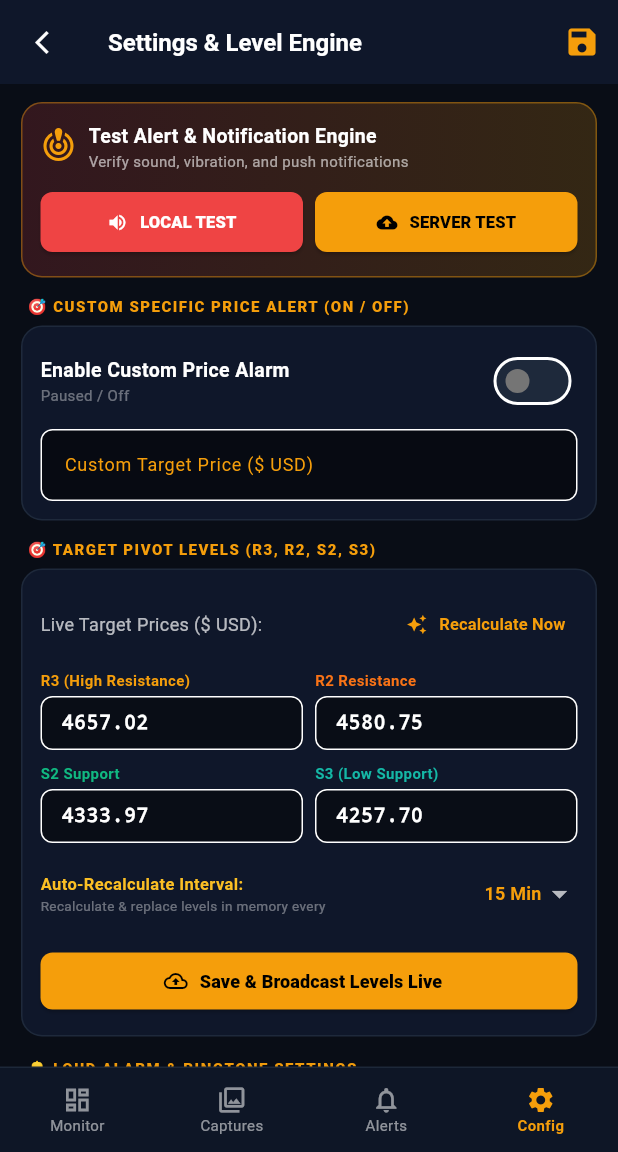
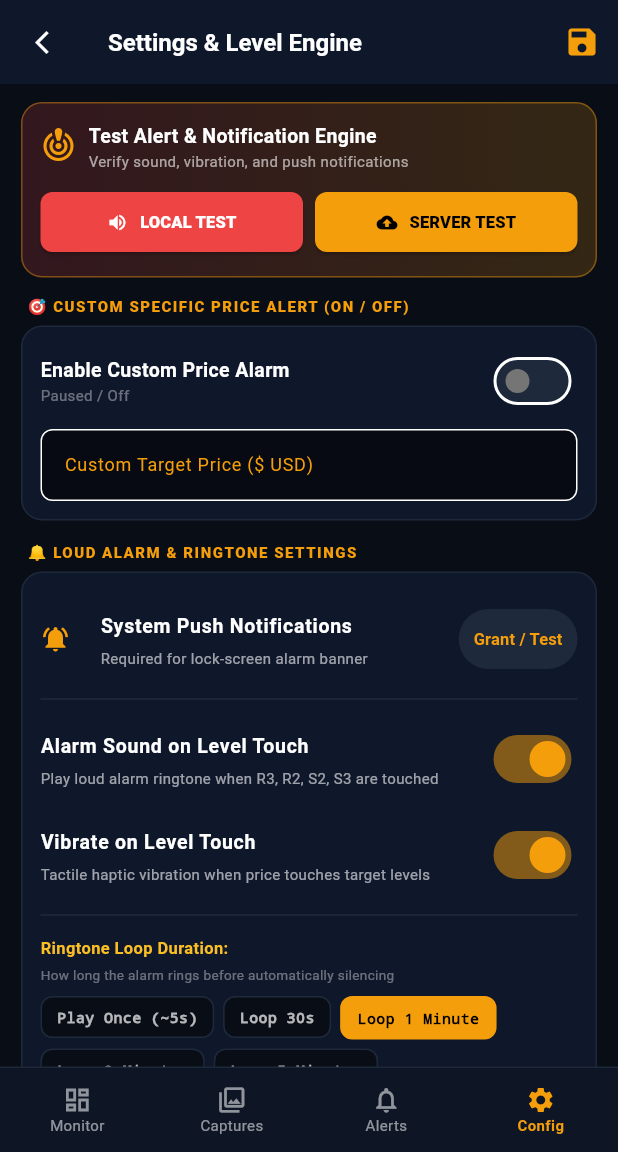
Before and after one commit to Jaspinder-18/gold_mobile_app-, a Flutter app: the screen it shows after launch, item 4 of the bottom bar chosen, on a phone screen of 412 x 824 dp, the part 84-1236 px from its top. Run offline on Flutter 3.47's test engine with Material 3 defaults, Android fonts, the phone set to English and light mode, and no system bars; our stand-ins replace audioplayers, cached_network_image, flutter_local_notifications, photo_view, shared_preferences, socket_io_client; network calls fail; statements that could not run were skipped.

Commit message:
feat: remove all fib level inputs and auto-calc intervals from mobile app settings

```diff
--- a/lib/screens/settings_screen.dart
+++ b/lib/screens/settings_screen.dart
@@ -385,90 +385,6 @@ class _SettingsScreenState extends State<SettingsScreen> {
                     border: OutlineInputBorder(borderRadius: BorderRadius.circular(8), borderSide: const BorderSide(color: Color(0xFF1E293B))),
                     focusedBorder: OutlineInputBorder(borderRadius: BorderRadius.circular(8), borderSide: const BorderSide(color: Color(0xFFF59E0B))),
                   ),
-                ),
-              ],
-            ),
-          ),
-
-          const SizedBox(height: 12),
-
-          // Section: Target Levels Editor
-          _buildSectionHeader('🎯 TARGET PIVOT LEVELS (R3, R2, S2, S3)'),
-          Container(
-            padding: const EdgeInsets.all(12),
-            decoration: BoxDecoration(
-              color: const Color(0xFF0F172A),
-              borderRadius: BorderRadius.circular(14),
-              border: Border.all(color: const Color(0xFF1E293B)),
-            ),
-            child: Column(
-              crossAxisAlignment: CrossAxisAlignment.start,
-              children: [
-                Row(
-                  mainAxisAlignment: MainAxisAlignment.spaceBetween,
-                  children: [
-                    const Text('Live Target Prices (\$ USD):', style: TextStyle(color: Colors.white70, fontSize: 12)),
-                    TextButton.icon(
-                      icon: const Icon(Icons.auto_awesome, color: Color(0xFFF59E0B), size: 14),
-                      label: const Text('Recalculate Now', style: TextStyle(color: Color(0xFFF59E0B), fontSize: 11, fontWeight: FontWeight.bold)),
-                      style: TextButton.styleFrom(padding: const EdgeInsets.symmetric(horizontal: 8, vertical: 2)),
-                      onPressed: _handleAutoCalc,
-                    ),
-                  ],
-                ),
-                const SizedBox(height: 6),
-                Row(
-                  children: [
-                    Expanded(child: _buildLevelField('R3 (High Resistance)', _r3Controller, const Color(0xFFF59E0B))),
-                    const SizedBox(width: 8),
-                    Expanded(child: _buildLevelField('R2 Resistance', _r2Controller, const Color(0xFFF97316))),
-                  ],
-                ),
-                const SizedBox(height: 8),
-                Row(
-                  children: [
-                    Expanded(child: _buildLevelField('S2 Support', _s2Controller, const Color(0xFF10B981))),
-                    const SizedBox(width: 8),
-                    Expanded(child: _buildLevelField('S3 (Low Support)', _s3Controller, const Color(0xFF14B8A6))),
-                  ],
-                ),
-                const SizedBox(height: 10),
-                // Auto-Calc Periodic Interval Dropdown
-                Row(
-                  mainAxisAlignment: MainAxisAlignment.spaceBetween,
-                  children: [
-                    const Column(
-                      crossAxisAlignment: CrossAxisAlignment.start,
-                      children: [
-                        Text('Auto-Recalculate Interval:', style: TextStyle(color: Color(0xFFFBBF24), fontWeight: FontWeight.bold, fontSize: 11)),
-                        Text('Recalculate & replace levels in memory every', style: TextStyle(color: Colors.white38, fontSize: 9)),
-                      ],
-                    ),
-                    DropdownButton<int>(
-                      value: _autoCalcIntervalMinutes,
-                      dropdownColor: const Color(0xFF0F172A),
-                      underline: const SizedBox(),
-                      items: const [
-                        DropdownMenuItem(value: 15, child: Text('15 Min', style: TextStyle(color: Color(0xFFF59E0B), fontWeight: FontWeight.bold, fontSize: 12))),
-                        DropdownMenuItem(value: 30, child: Text('30 Min', style: TextStyle(color: Color(0xFFF59E0B), fontWeight: FontWeight.bold, fontSize: 12))),
-                        DropdownMenuItem(value: 60, child: Text('60 Min', style: TextStyle(color: Color(0xFFF59E0B), fontWeight: FontWeight.bold, fontSize: 12))),
-                      ],
-                      onChanged: (v) {
-                        if (v != null) setState(() => _autoCalcIntervalMinutes = v);
-                      },
-                    ),
-                  ],
-                ),
-                const SizedBox(height: 10),
-                ElevatedButton.icon(
-                  icon: const Icon(Icons.cloud_upload_outlined, color: Colors.black, size: 16),
-                  label: const Text('Save & Broadcast Levels Live', style: TextStyle(color: Colors.black, fontWeight: FontWeight.w900, fontSize: 12)),
-                  style: ElevatedButton.styleFrom(
-                    backgroundColor: const Color(0xFFF59E0B),
-                    minimumSize: const Size.fromHeight(38),
-                    shape: RoundedRectangleBorder(borderRadius: BorderRadius.circular(8)),
-                  ),
-                  onPressed: _isSaving ? null : _handleSaveAll,
                 ),
               ],
             ),
```
